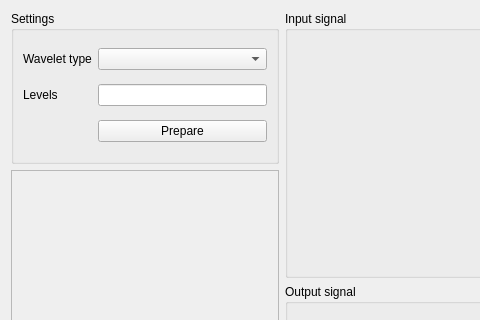
Above: src/DenoisingWidget.ui from SergShtelmakh/NoiseReduction before the change; both pictures show x 0 to 480 and y 0 to 320 of the 832 by 562 pixel window. Below: the same form after it.
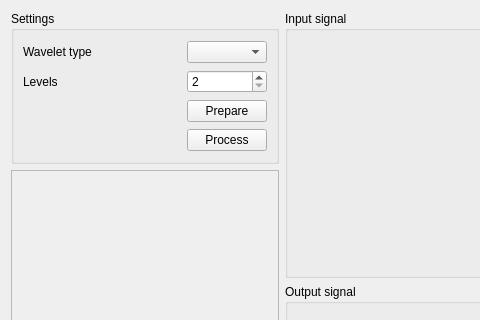
That is the form after the change. Custom widgets are drawn as their Qt base class.

Commit message: Refactored denoising widget

```diff
--- a/src/DenoisingWidget.ui
+++ b/src/DenoisingWidget.ui
@@ -22,15 +22,25 @@
         <string>Settings</string>
        </property>
        <layout class="QGridLayout" name="gridLayout">
-        <item row="0" column="0">
-         <widget class="QLabel" name="label">
-          <property name="text">
-           <string>Wavelet type</string>
-          </property>
-         </widget>
-        </item>
         <item row="0" column="1">
-         <widget class="QComboBox" name="cbWaveletType"/>
+         <spacer name="horizontalSpacer">
+          <property name="orientation">
+           <enum>Qt::Horizontal</enum>
+          </property>
+          <property name="sizeHint" stdset="0">
+           <size>
+            <width>40</width>
+            <height>20</height>
+           </size>
+          </property>
+         </spacer>
+        </item>
+        <item row="2" column="2">
+         <widget class="QPushButton" name="pbPrepare">
+          <property name="text">
+           <string>Prepare</string>
+          </property>
+         </widget>
         </item>
         <item row="1" column="0">
          <widget class="QLabel" name="label_2">
@@ -39,13 +49,30 @@
           </property>
          </widget>
         </item>
-        <item row="1" column="1">
-         <widget class="QLineEdit" name="leLevels"/>
+        <item row="0" column="2">
+         <widget class="QComboBox" name="cbWaveletType"/>
         </item>
-        <item row="2" column="1">
-         <widget class="QPushButton" name="pbPrepare">
+        <item row="0" column="0">
+         <widget class="QLabel" name="label">
           <property name="text">
-           <string>Prepare</string>
+           <string>Wavelet type</string>
+          </property>
+         </widget>
+        </item>
+        <item row="1" column="2">
+         <widget class="QSpinBox" name="sbLevel">
+          <property name="minimum">
+           <number>2</number>
+          </property>
+          <property name="maximum">
+           <number>10</number>
+          </property>
+         </widget>
+        </item>
+        <item row="3" column="2">
+         <widget class="QPushButton" name="pbProcess">
+          <property name="text">
+           <string>Process</string>
           </property>
          </widget>
         </item>
```
The commit also changes 10 other files.
